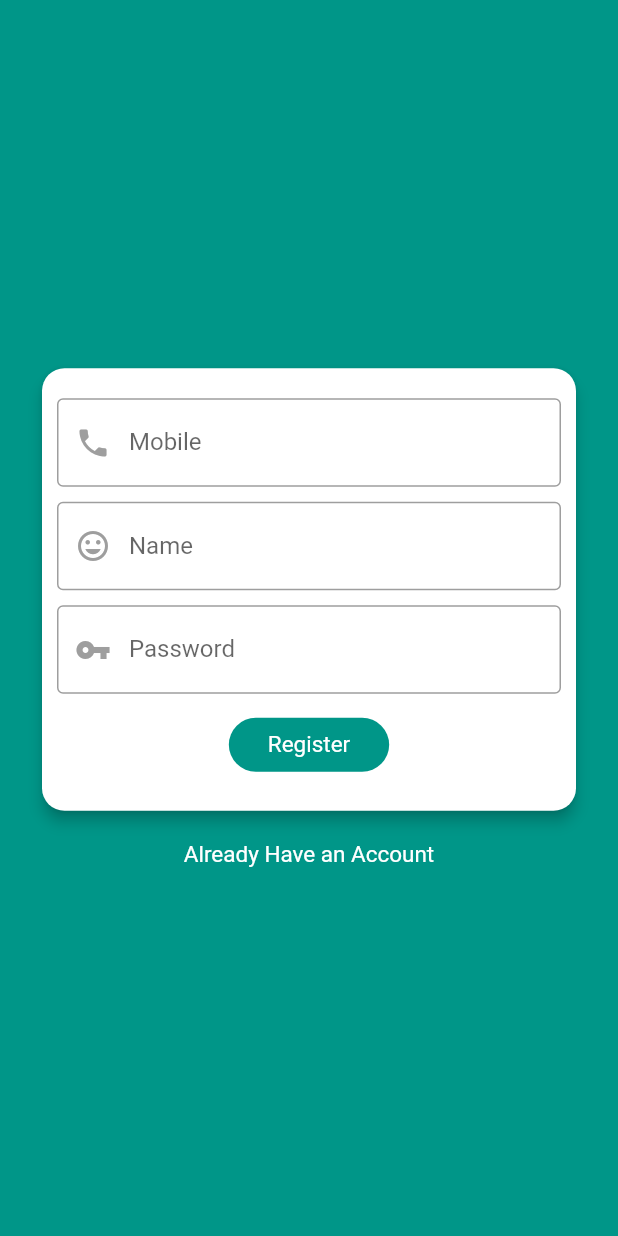
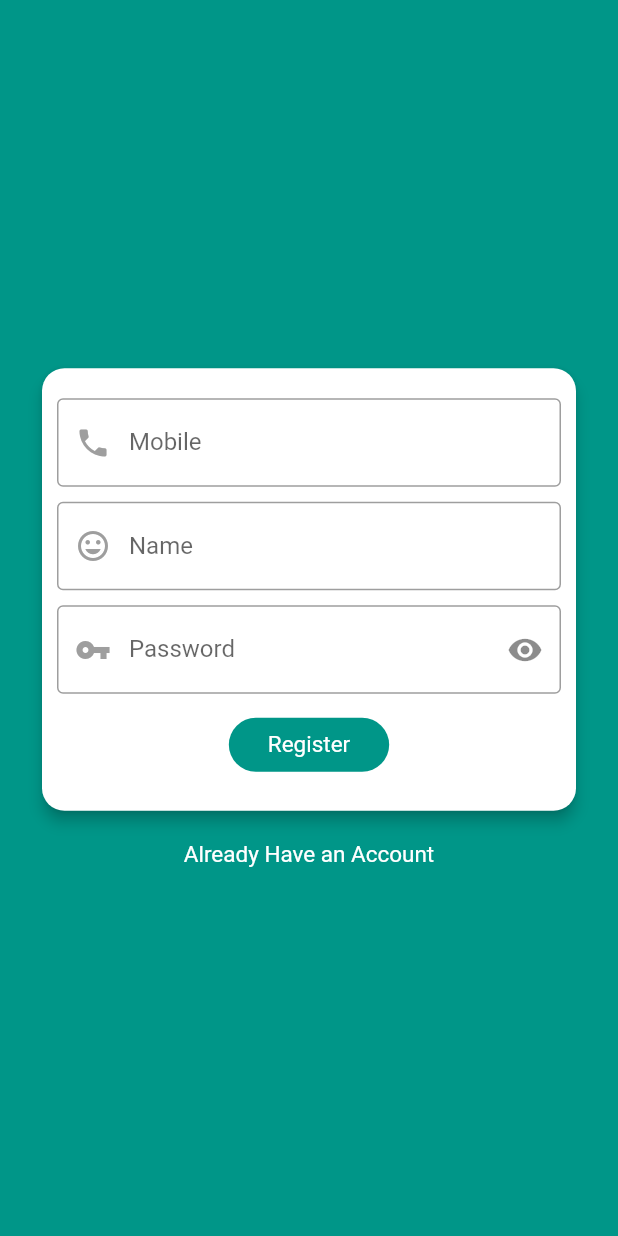
Before and after one commit to samuchakraborty/laravel_with_flutter, a Flutter app: the screen it shows after launch, after a tap on "Create new Account", on a phone screen of 412 x 824 dp. Run offline on Flutter 3.47's test engine with Material 2 defaults, Android fonts, the phone set to English and light mode, and no system bars; our stand-ins replace shared_preferences.

```diff
--- a/lib/screen/register.dart
+++ b/lib/screen/register.dart
@@ -17,6 +17,7 @@ class _RegisterState extends State<Register> {
   var password;
   var name;
   var errorMessage;
+  bool _secureText = true;
   // final mobilecontroller = TextEditingController();
   // getItemAndNavigate(BuildContext context) {
   //   Navigator.push(
@@ -120,7 +121,7 @@ class _RegisterState extends State<Register> {
                                 style: TextStyle(color: Color(0xFF000000)),
                                 cursorColor: Color(0xFF9b9b9b),
                                 keyboardType: TextInputType.text,
-                                obscureText: true,
+                                obscureText: _secureText,
                                 decoration: InputDecoration(
                                   prefixIcon: Icon(
                                     Icons.vpn_key,
@@ -129,6 +130,16 @@ class _RegisterState extends State<Register> {
                                   hintText: "Enter your Password",
                                   labelText: "Password",
                                   border: OutlineInputBorder(),
+                                  suffixIcon: IconButton(
+                                    icon: Icon(_secureText
+                                        ? Icons.remove_red_eye
+                                        : Icons.remove_red_eye_outlined),
+                                    onPressed: () {
+                                      setState(() {
+                                        _secureText = !_secureText;
+                                      });
+                                    },
+                                  ),
                                   hintStyle: TextStyle(
                                       color: Color(0xFF9b9b9b),
                                       fontSize: 15,
```
